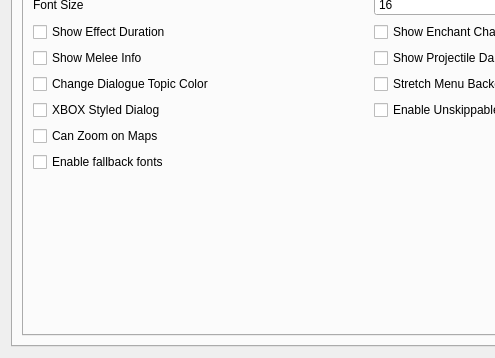
Old version of the form apps/launcher/ui/settingspage.ui in the repository zander2k1/groovy-openmw; both pictures show x 0 to 495 and y 145 to 503 of the 741 by 503 pixel window.
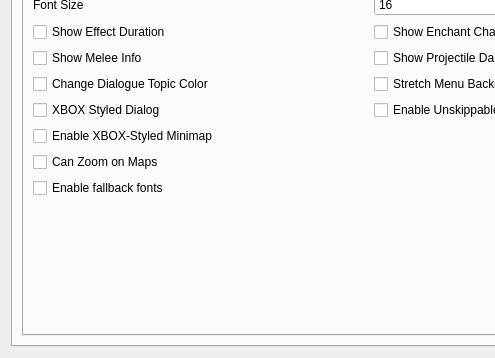
New version of the form. The open tabs and pages were chosen to show the change.

Commit message: Added an optional "xbox" styled minimap setting. Modified turbo repeat multiplier

Patch:
```diff
--- a/apps/launcher/ui/settingspage.ui
+++ b/apps/launcher/ui/settingspage.ui
@@ -1401,6 +1401,16 @@
               </widget>
              </item>
              <item row="8" column="0">
+              <widget class="QCheckBox" name="xboxStyledMinimapCheckBox">
+               <property name="toolTip">
+                <string>Move HUD minimap and active effects to the top-left in an Xbox-style layout.</string>
+               </property>
+               <property name="text">
+                <string>Enable XBOX-Styled Minimap</string>
+               </property>
+              </widget>
+             </item>
+             <item row="9" column="0">
               <widget class="QCheckBox" name="useZoomOnMapCheckBox">
                <property name="toolTip">
                 <string>&lt;html&gt;&lt;head/&gt;&lt;body&gt;&lt;p&gt;Enable zooming on local and global maps.&lt;/p&gt;&lt;/body&gt;&lt;/html&gt;</string>
```
The commit also changes 15 other files.
